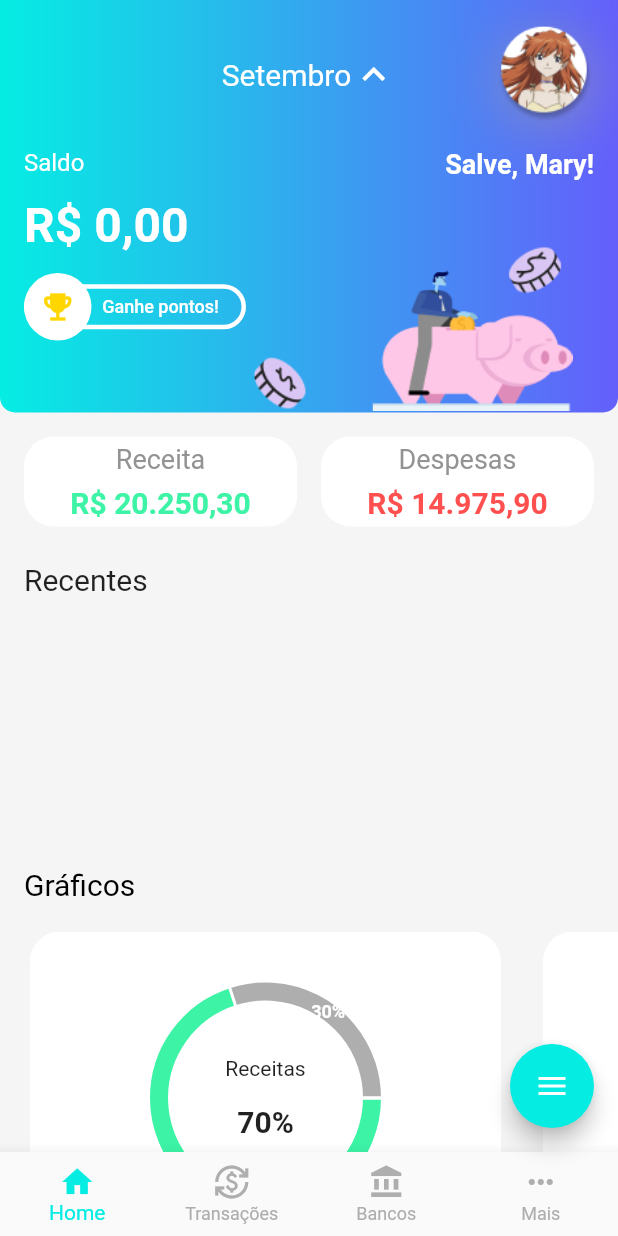
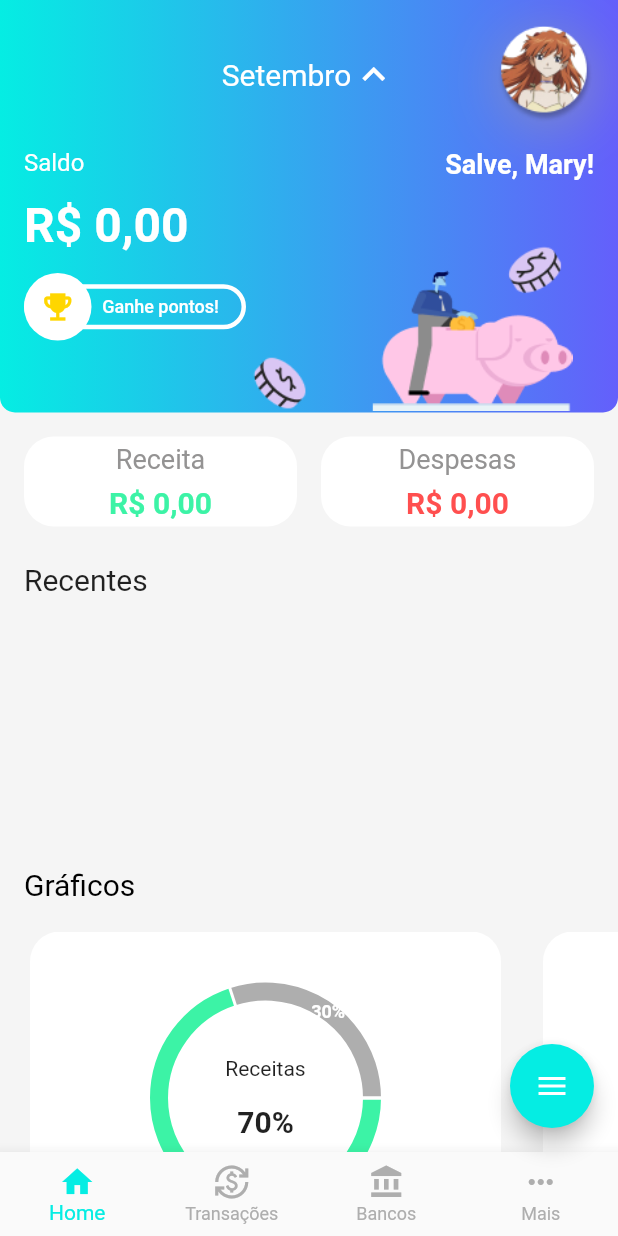
Before and after one commit to proz-tecnologia/PIT01GP09, a Flutter app: the HomePage screen opened by its route, on a phone screen of 412 x 824 dp. Run offline on Flutter 3.47's test engine with Material 2 defaults, Android fonts, the phone set to English and light mode, and no system bars; drawn by our look-alikes of fl_chart, flutter_speed_dial; our stand-ins replace cloud_firestore, firebase_auth, firebase_core, get_it, google_fonts; accounts and stored records are empty.

Commit message:
atualizando valores do card financial statement com transactions

```diff
--- a/lib/presentation/home/widgets/card_financial_statement_widget.dart
+++ b/lib/presentation/home/widgets/card_financial_statement_widget.dart
@@ -1,7 +1,12 @@
 import 'package:flutter/material.dart';
+import 'package:intl/intl.dart';
 
+import '../../../data/models/transactions_model.dart';
+import '../../../locator.dart';
 import '../../../resources/colors.dart';
 import '../../../resources/strings.dart';
+import '../controller/transactions_controller.dart';
+import '../controller/transactions_state.dart';
 
 class CardFinancialStatementWidget extends StatefulWidget {
   const CardFinancialStatementWidget({super.key});
@@ -13,10 +18,59 @@ class CardFinancialStatementWidget extends StatefulWidget {
 
 class _CardFinancialStatementWidgetState
     extends State<CardFinancialStatementWidget> {
+  final transactionsController = TransactionsController(
+      authRepository: getIt(), transactionsRepository: getIt());
+
+  @override
+  void initState() {
+    super.initState();
+    transactionsController.getTransactionsList();
+  }
+
+  String getTotalIncome(List<TransactionsModel> transactionsList) {
+    late double totalIncome = 0;
+    var formatter = NumberFormat.currency(locale: 'pt-BR', symbol: 'R\$');
+    for (var transaction in transactionsList) {
+      if (transaction.type == 'Receita') {
+        totalIncome += transaction.value;
+      }
+    }
+    final totalIncomeFormatted = formatter.format(totalIncome);
+    return totalIncomeFormatted;
+  }
+
+  String getTotalExpense(List<TransactionsModel> transactionsList) {
+    late double totalExpense = 0;
+    var formatter = NumberFormat.currency(locale: 'pt-BR', symbol: 'R\$');
+    for (var transaction in transactionsList) {
+      if (transaction.type == 'Despesa') {
+        totalExpense += transaction.value;
+      }
+    }
+    final totalExpenseFormatted = formatter.format(totalExpense);
+    return totalExpenseFormatted;
+  }
+
   @override
   Widget build(BuildContext context) {
+    return ValueListenableBuilder<TransactionState>(
+        valueListenable: transactionsController,
+        builder: (_, state, __) {
+          if (state is TransactionLoadingState) {
+            return const Center(
+                child: CircularProgressIndicator(
+              color: AppColors.blueVibrant,
+            ));
+          }
+          if (state is TransactionErrorState) {
+            return Center(
+              child: Text(state.message),
+            );
+          }
+          if (state is TransactionSuccessState) {
             return Padding(
-      padding: const EdgeInsets.only(left: 16, top: 16, right: 16, bottom: 24),
+              padding: const EdgeInsets.only(
+                  left: 16, top: 16, right: 16, bottom: 24),
               child: Row(
                 mainAxisAlignment: MainAxisAlignment.spaceAround,
                 crossAxisAlignment: CrossAxisAlignment.center,
@@ -31,18 +85,18 @@ class _CardFinancialStatementWidgetState
                             borderRadius: BorderRadius.circular(20)),
                         child: Column(
                           mainAxisAlignment: MainAxisAlignment.center,
-                  children: const [
-                    Text(
+                          children: [
+                            const Text(
                               Strings.income,
                               style: TextStyle(
                                 color: AppColors.grayDark,
                                 fontSize: 18,
                               ),
                             ),
-                    SizedBox(height: 7),
+                            const SizedBox(height: 7),
                             Text(
-                      'R\$ 20.250,30',
-                      style: TextStyle(
+                              getTotalIncome(state.transactionListModel),
+                              style: const TextStyle(
                                 color: AppColors.greenVibrant,
                                 fontSize: 20,
                                 fontWeight: FontWeight.w600,
@@ -64,18 +118,18 @@ class _CardFinancialStatementWidgetState
                             borderRadius: BorderRadius.circular(20)),
                         child: Column(
                           mainAxisAlignment: MainAxisAlignment.center,
-                  children: const [
-                    Text(
+                          children: [
+                            const Text(
                               Strings.expenses,
                               style: TextStyle(
                                 color: AppColors.grayDark,
                                 fontSize: 18,
                               ),
                             ),
-                    SizedBox(height: 7),
+                            const SizedBox(height: 7),
                             Text(
-                      'R\$ 14.975,90',
-                      style: TextStyle(
+                              getTotalExpense(state.transactionListModel),
+                              style: const TextStyle(
                                   color: AppColors.redWine,
                                   fontSize: 20,
                                   fontWeight: FontWeight.w600),
@@ -89,4 +143,7 @@ class _CardFinancialStatementWidgetState
               ),
             );
           }
+          return Container();
+        });
   }
+}
--- a/lib/presentation/home/widgets/current_balance.dart
+++ b/lib/presentation/home/widgets/current_balance.dart
@@ -27,23 +27,22 @@ class _CurrentBalanceState extends State<CurrentBalance> {
   }
 
   String getCurrentBalance(List<TransactionsModel> transactionsList) {
-    late double totalIcome = 0;
+    late double totalIncome = 0;
     late double totalExpense = 0;
     var formatter = NumberFormat.currency(locale: 'pt-BR', symbol: 'R\$');
     for (var transaction in transactionsList) {
       if (transaction.type == 'Receita') {
-        totalIcome += transaction.value;
+        totalIncome += transaction.value;
       } else if (transaction.type == 'Despesa') {
         totalExpense += transaction.value;
       }
     }
-    final currentBalance = formatter.format(totalIcome - totalExpense);
+    final currentBalance = formatter.format(totalIncome - totalExpense);
     return currentBalance;
   }
 
   @override
   Widget build(BuildContext context) {
-    return Builder(builder: (context) {
     return ValueListenableBuilder<TransactionState>(
       valueListenable: transactionsController,
       builder: (_, state, __) {
@@ -67,6 +66,5 @@ class _CurrentBalanceState extends State<CurrentBalance> {
         return Container();
       },
     );
-    });
   }
 }
```
Lines whose indentation alone changed are shown as unchanged.
